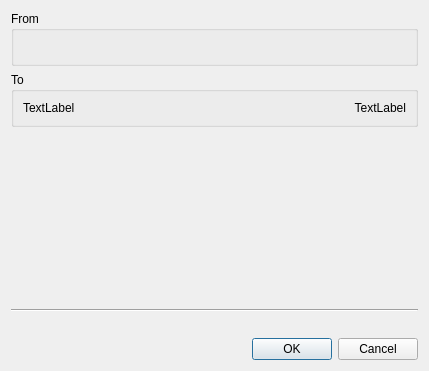
Above: src/confirm.ui from z-bitcoinz/BitcoinZ_Blue before the change. Below: the same form after it.
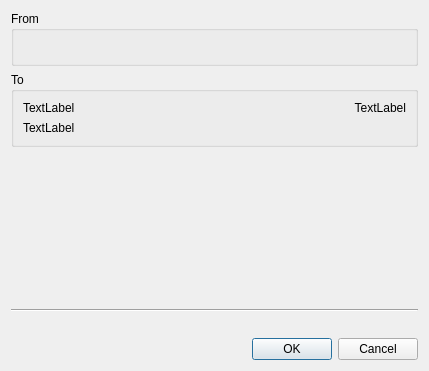
That is the form after the change.

Commit message: Support memo when sending

Patch:
```diff
--- a/src/confirm.ui
+++ b/src/confirm.ui
@@ -59,6 +59,13 @@
         </property>
        </widget>
       </item>
+      <item row="1" column="0" colspan="2">
+       <widget class="QLabel" name="Memo1">
+        <property name="text">
+         <string>TextLabel</string>
+        </property>
+       </widget>
+      </item>
      </layout>
     </widget>
    </item>
```
The commit also changes 9 other files.
